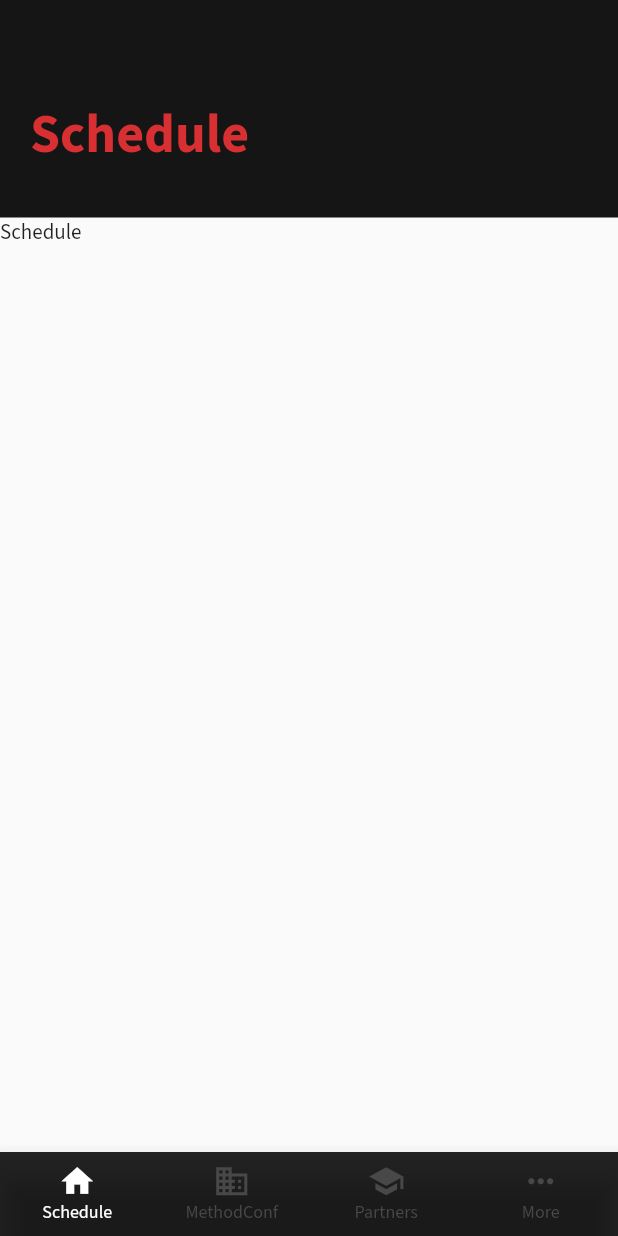
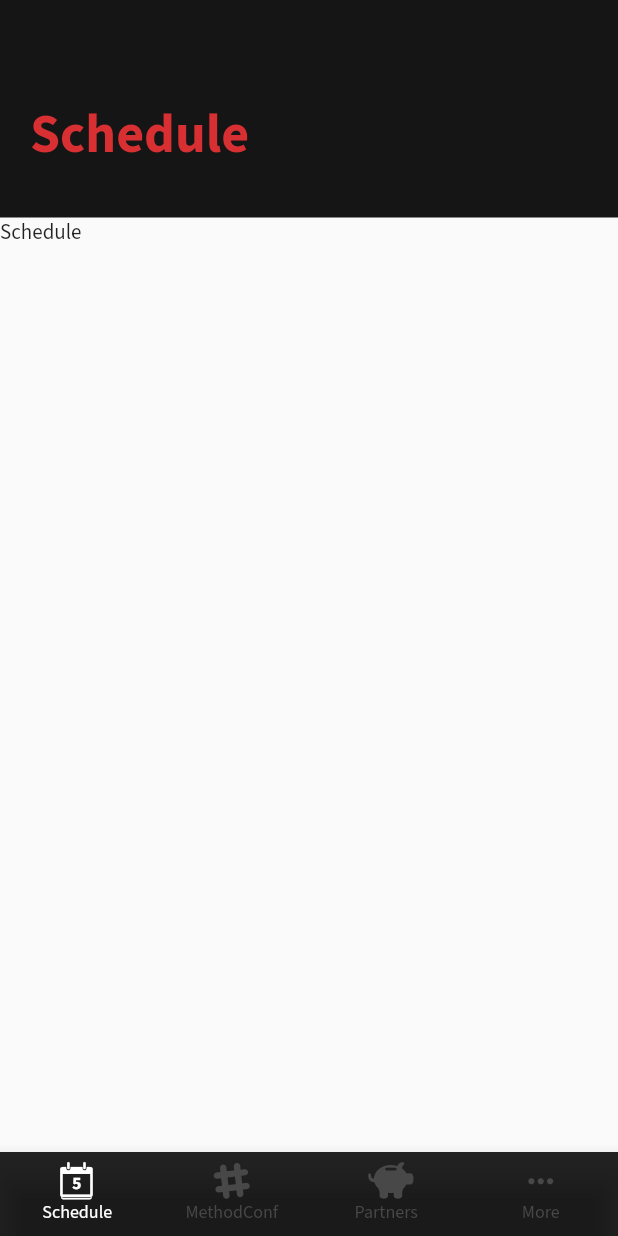
Before and after one commit to sgfdevs/method_conf_app, a Flutter app: the screen it shows after launch, on a phone screen of 412 x 824 dp. Run offline on Flutter 3.47's test engine with Material 2 defaults, Android fonts, the phone set to English and light mode, and no system bars; our stand-ins replace flutter_dotenv, google_fonts, sentry.

Commit message:
Add custom icons

```diff
--- /dev/null
+++ b/lib/utils/app_icons.dart
@@ -0,0 +1,15 @@
+import 'package:flutter/material.dart';
+
+class AppIcons {
+  AppIcons._();
+
+  static const _kFontFam = 'AppIcons';
+
+  static const IconData hashtag = const IconData(0xe800, fontFamily: _kFontFam);
+  static const IconData piggy_bank = const IconData(0xe801, fontFamily: _kFontFam);
+  static const IconData schedule = const IconData(0xe802, fontFamily: _kFontFam);
+  static const IconData github_logo = const IconData(0xe803, fontFamily: _kFontFam);
+  static const IconData linkedin_logo = const IconData(0xe804, fontFamily: _kFontFam);
+  static const IconData twitter_logo = const IconData(0xe805, fontFamily: _kFontFam);
+  static const IconData website_logo = const IconData(0xe806, fontFamily: _kFontFam);
+}
--- a/lib/widgets/app_navigation.dart
+++ b/lib/widgets/app_navigation.dart
@@ -1,5 +1,3 @@
-import 'dart:collection';
-
 import 'package:flutter/material.dart';
 
 import 'package:method_conf_app/screens/more_screen.dart';
@@ -8,6 +6,7 @@ import 'package:method_conf_app/screens/partners_screen.dart';
 import 'package:method_conf_app/screens/schedule_screen.dart';
 import 'package:method_conf_app/screens/social_feed_screen.dart';
 import 'package:method_conf_app/theme.dart';
+import 'package:method_conf_app/utils/app_icons.dart';
 import 'package:method_conf_app/widgets/app_navigator.dart';
 
 class AppNavigation extends StatefulWidget {
@@ -29,15 +28,15 @@ class _AppNavigationState extends State<AppNavigation> {
     return [
       _NavigationItem(
         route: '/schedule',
-        item: _buildNavigationBarItem(Icons.home, 'Schedule'),
+        item: _buildNavigationBarItem(AppIcons.schedule, 'Schedule'),
       ),
       _NavigationItem(
         route: '/social-feed',
-        item: _buildNavigationBarItem(Icons.business, 'MethodConf'),
+        item: _buildNavigationBarItem(AppIcons.hashtag, 'MethodConf'),
       ),
       _NavigationItem(
         route: '/partners',
-        item: _buildNavigationBarItem(Icons.school, 'Partners'),
+        item: _buildNavigationBarItem(AppIcons.piggy_bank, 'Partners'),
       ),
       _NavigationItem(
         route: '/more',
```
Also changed, not shown: pubspec.yaml (+4 -11 lines), assets/AppIcons.ttf (added).
